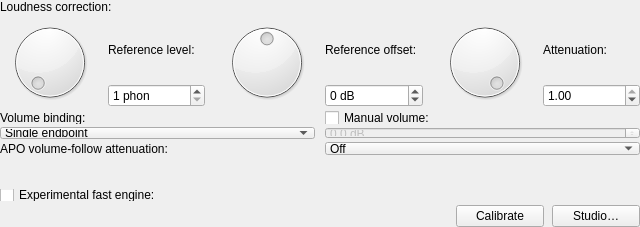
The window that Editor/guis/LoudnessCorrectionFilterGUI.ui (xup61069/Hibiki-EQAPO) describes before a commit, drawn with Qt 5.
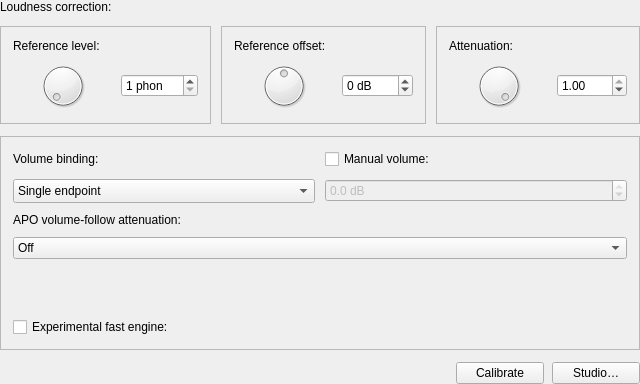
The same window after the commit. Custom widgets are drawn as their Qt base class.

Commit message:
feat: polish studio UI animations, layout, scaling, and precision toggle
- Add smooth scrolling and bounded motion overlays
- Unify component header positions and redesign loudness correction layout
- Add interface scaling options (75%-200%) and Editor icon
- Add DeviceSelector menu entry
- Implement configurable signal-path precision (ProcessingPrecision: 32/64)

```diff
--- a/Editor/guis/LoudnessCorrectionFilterGUI.ui
+++ b/Editor/guis/LoudnessCorrectionFilterGUI.ui
@@ -19,7 +19,7 @@
   <property name="windowTitle">
    <string notr="true" />
   </property>
-  <layout class="QGridLayout" name="gridLayout" rowstretch="0,0,0,0">
+  <layout class="QVBoxLayout" name="gridLayout">
    <property name="leftMargin">
     <number>0</number>
    </property>
@@ -32,16 +32,8 @@
    <property name="bottomMargin">
     <number>0</number>
    </property>
-   <property name="horizontalSpacing">
-    <number>10</number>
-   </property>
-   <property name="verticalSpacing">
-    <number>4</number>
-   </property>
-   <item row="0" column="0">
-    <layout class="QHBoxLayout" name="identityLayout">
      <property name="spacing">
-      <number>8</number>
+    <number>12</number>
      </property>
      <item>
       <widget class="QLabel" name="label">
@@ -60,44 +52,42 @@
       </widget>
      </item>
      <item>
-      <spacer name="identitySpacer">
-       <property name="orientation">
-        <enum>Qt::Horizontal</enum>
-       </property>
-       <property name="sizeHint" stdset="0">
-        <size>
-         <width>0</width>
-         <height>0</height>
-        </size>
-       </property>
-      </spacer>
-     </item>
-    </layout>
-   </item>
-   <item row="1" column="0">
-    <layout class="QHBoxLayout" name="parameterLayout" stretch="1,1,1">
+    <layout class="QHBoxLayout" name="parameterLayout">
+     <property name="leftMargin">
+      <number>0</number>
+     </property>
+     <property name="topMargin">
+      <number>0</number>
+     </property>
+     <property name="rightMargin">
+      <number>0</number>
+     </property>
+     <property name="bottomMargin">
+      <number>0</number>
+     </property>
      <property name="spacing">
-      <number>12</number>
+      <number>10</number>
      </property>
      <item>
-      <layout class="QHBoxLayout" name="referenceLevelLayout">
+      <widget class="QFrame" name="referenceContourCard">
+       <property name="frameShape">
+        <enum>QFrame::StyledPanel</enum>
+       </property>
+       <layout class="QVBoxLayout" name="referenceCardLayout">
        <property name="spacing">
         <number>8</number>
        </property>
-       <item alignment="Qt::AlignLeft|Qt::AlignVCenter">
-        <widget class="VerticalDragDial" name="refLevelDial">
-         <property name="minimum">
-          <number>1</number>
-         </property>
-         <property name="maximum">
-          <number>100</number>
-         </property>
-        </widget>
-       </item>
-       <item>
-        <layout class="QVBoxLayout" name="refLevelSubLayout">
-         <property name="spacing">
-          <number>2</number>
+        <property name="leftMargin">
+         <number>12</number>
+        </property>
+        <property name="topMargin">
+         <number>12</number>
+        </property>
+        <property name="rightMargin">
+         <number>12</number>
+        </property>
+        <property name="bottomMargin">
+         <number>12</number>
          </property>
          <item>
           <widget class="QLabel" name="refLevelLabel">
@@ -119,6 +109,33 @@
           </widget>
          </item>
          <item>
+         <layout class="QHBoxLayout" name="referenceValueLayout">
+          <property name="leftMargin">
+           <number>0</number>
+          </property>
+          <property name="topMargin">
+           <number>0</number>
+          </property>
+          <property name="rightMargin">
+           <number>0</number>
+          </property>
+          <property name="bottomMargin">
+           <number>0</number>
+          </property>
+          <property name="spacing">
+           <number>8</number>
+          </property>
+          <item>
+           <widget class="VerticalDragDial" name="refLevelDial">
+            <property name="minimum">
+             <number>1</number>
+            </property>
+            <property name="maximum">
+             <number>100</number>
+            </property>
+           </widget>
+          </item>
+          <item>
           <widget class="QSpinBox" name="refLevelSpinBox">
            <property name="sizePolicy">
             <sizepolicy hsizetype="Expanding" vsizetype="Fixed">
@@ -140,26 +157,28 @@
         </layout>
        </item>
       </layout>
-     </item>
-     <item>
-      <layout class="QHBoxLayout" name="referenceOffsetLayout">
-       <property name="spacing">
-        <number>8</number>
-       </property>
-       <item alignment="Qt::AlignLeft|Qt::AlignVCenter">
-        <widget class="VerticalDragDial" name="refOffsetDial">
-         <property name="minimum">
-          <number>-100</number>
-         </property>
-         <property name="maximum">
-          <number>100</number>
-         </property>
         </widget>
        </item>
        <item>
-        <layout class="QVBoxLayout" name="refOffsetSubLayout">
+      <widget class="QFrame" name="offsetContourCard">
+       <property name="frameShape">
+        <enum>QFrame::StyledPanel</enum>
+       </property>
+       <layout class="QVBoxLayout" name="offsetCardLayout">
          <property name="spacing">
-          <number>2</number>
+         <number>8</number>
+        </property>
+        <property name="leftMargin">
+         <number>12</number>
+        </property>
+        <property name="topMargin">
+         <number>12</number>
+        </property>
+        <property name="rightMargin">
+         <number>12</number>
+        </property>
+        <property name="bottomMargin">
+         <number>12</number>
          </property>
          <item>
           <widget class="QLabel" name="refOffsetLabel">
@@ -181,6 +200,33 @@
           </widget>
          </item>
          <item>
+         <layout class="QHBoxLayout" name="offsetValueLayout">
+          <property name="leftMargin">
+           <number>0</number>
+          </property>
+          <property name="topMargin">
+           <number>0</number>
+          </property>
+          <property name="rightMargin">
+           <number>0</number>
+          </property>
+          <property name="bottomMargin">
+           <number>0</number>
+          </property>
+          <property name="spacing">
+           <number>8</number>
+          </property>
+          <item>
+           <widget class="VerticalDragDial" name="refOffsetDial">
+            <property name="minimum">
+             <number>-100</number>
+            </property>
+            <property name="maximum">
+             <number>100</number>
+            </property>
+           </widget>
+          </item>
+          <item>
           <widget class="QSpinBox" name="refOffsetSpinBox">
            <property name="sizePolicy">
             <sizepolicy hsizetype="Expanding" vsizetype="Fixed">
@@ -202,29 +248,28 @@
         </layout>
        </item>
       </layout>
-     </item>
-     <item>
-      <layout class="QHBoxLayout" name="attenuationLayout">
-       <property name="spacing">
-        <number>8</number>
-       </property>
-       <item alignment="Qt::AlignLeft|Qt::AlignVCenter">
-        <widget class="VerticalDragDial" name="attDial">
-         <property name="minimum">
-          <number>0</number>
-         </property>
-         <property name="maximum">
-          <number>100</number>
-         </property>
-         <property name="value">
-          <number>100</number>
-         </property>
         </widget>
        </item>
        <item>
-        <layout class="QVBoxLayout" name="attSubLayout">
+      <widget class="QFrame" name="strengthContourCard">
+       <property name="frameShape">
+        <enum>QFrame::StyledPanel</enum>
+       </property>
+       <layout class="QVBoxLayout" name="strengthCardLayout">
          <property name="spacing">
-          <number>2</number>
+         <number>8</number>
+        </property>
+        <property name="leftMargin">
+         <number>12</number>
+        </property>
+        <property name="topMargin">
+         <number>12</number>
+        </property>
+        <property name="rightMargin">
+         <number>12</number>
+        </property>
+        <property name="bottomMargin">
+         <number>12</number>
          </property>
          <item>
           <widget class="QLabel" name="attLabel">
@@ -246,6 +291,36 @@
           </widget>
          </item>
          <item>
+         <layout class="QHBoxLayout" name="strengthValueLayout">
+          <property name="leftMargin">
+           <number>0</number>
+          </property>
+          <property name="topMargin">
+           <number>0</number>
+          </property>
+          <property name="rightMargin">
+           <number>0</number>
+          </property>
+          <property name="bottomMargin">
+           <number>0</number>
+          </property>
+          <property name="spacing">
+           <number>8</number>
+          </property>
+          <item>
+           <widget class="VerticalDragDial" name="attDial">
+            <property name="minimum">
+             <number>0</number>
+            </property>
+            <property name="maximum">
+             <number>100</number>
+            </property>
+            <property name="value">
+             <number>100</number>
+            </property>
+           </widget>
+          </item>
+          <item>
           <widget class="QDoubleSpinBox" name="attSpinBox">
            <property name="sizePolicy">
             <sizepolicy hsizetype="Expanding" vsizetype="Fixed">
@@ -267,18 +342,32 @@
         </layout>
        </item>
       </layout>
+      </widget>
      </item>
     </layout>
    </item>
-   <item row="2" column="0">
+   <item>
+    <widget class="QFrame" name="listeningCard">
+     <property name="frameShape">
+      <enum>QFrame::StyledPanel</enum>
+     </property>
     <layout class="QGridLayout" name="listeningLayout" columnstretch="1,1">
-     <property name="horizontalSpacing">
+      <property name="spacing">
       <number>10</number>
      </property>
-     <property name="verticalSpacing">
-      <number>3</number>
-     </property>
-     <item row="0" column="0">
+      <property name="leftMargin">
+       <number>12</number>
+      </property>
+      <property name="topMargin">
+       <number>12</number>
+      </property>
+      <property name="rightMargin">
+       <number>12</number>
+      </property>
+      <property name="bottomMargin">
+       <number>12</number>
+      </property>
+      <item row="0" column="0" colspan="1">
       <widget class="QLabel" name="bindingLabel">
        <property name="text">
         <string>Volume binding:</string>
@@ -288,7 +377,17 @@
        </property>
       </widget>
      </item>
-     <item row="1" column="0">
+      <item row="0" column="1" colspan="1">
+       <widget class="QCheckBox" name="manualVolumeCheckBox">
+        <property name="toolTip">
+         <string>Use this when a DAC or amplifier hardware knob controls the real listening level.</string>
+        </property>
+        <property name="text">
+         <string>Manual volume:</string>
+        </property>
+       </widget>
+      </item>
+      <item row="1" column="0" colspan="1">
       <widget class="QComboBox" name="bindingComboBox">
        <property name="sizePolicy">
         <sizepolicy hsizetype="Expanding" vsizetype="Fixed">
@@ -317,17 +416,7 @@
        </item>
       </widget>
      </item>
-     <item row="0" column="1">
-      <widget class="QCheckBox" name="manualVolumeCheckBox">
-       <property name="toolTip">
-        <string>Use this when a DAC or amplifier hardware knob controls the real listening level.</string>
-       </property>
-       <property name="text">
-        <string>Manual volume:</string>
-       </property>
-      </widget>
-     </item>
-     <item row="1" column="1">
+      <item row="1" column="1" colspan="1">
       <widget class="QDoubleSpinBox" name="volumeSpinBox">
        <property name="enabled">
         <bool>false</bool>
@@ -355,7 +444,7 @@
        </property>
       </widget>
      </item>
-     <item row="2" column="0">
+      <item row="2" column="0" colspan="2">
       <widget class="QLabel" name="volumeFollowLabel">
        <property name="text">
         <string>APO volume-follow attenuation:</string>
@@ -365,7 +454,7 @@
        </property>
       </widget>
      </item>
-     <item row="2" column="1">
+      <item row="3" column="0" colspan="2">
       <widget class="QComboBox" name="volumeFollowComboBox">
        <property name="sizePolicy">
         <sizepolicy hsizetype="Expanding" vsizetype="Fixed">
@@ -398,20 +487,32 @@
        </item>
       </widget>
      </item>
-     <item row="3" column="0" colspan="2">
-      <widget class="QLabel" name="volumeFollowStatusLabel">
-       <property name="text"><string notr="true"/></property>
-       <property name="wordWrap"><bool>true</bool></property>
-       <property name="font"><font><bold>true</bold></font></property>
-      </widget>
-     </item>
      <item row="4" column="0" colspan="2">
-      <widget class="QLabel" name="volumeSourceLabel">
-       <property name="text"><string notr="true"/></property>
-       <property name="wordWrap"><bool>true</bool></property>
+       <widget class="QLabel" name="volumeFollowStatusLabel">
+        <property name="text">
+         <string notr="true" />
+        </property>
+        <property name="wordWrap">
+         <bool>true</bool>
+        </property>
+        <property name="font">
+         <font>
+          <bold>true</bold>
+         </font>
+        </property>
       </widget>
      </item>
      <item row="5" column="0" colspan="2">
+       <widget class="QLabel" name="volumeSourceLabel">
+        <property name="text">
+         <string notr="true" />
+        </property>
+        <property name="wordWrap">
+         <bool>true</bool>
+        </property>
+       </widget>
+      </item>
+      <item row="6" column="0" colspan="2">
       <widget class="QCheckBox" name="fastEngineCheckBox">
        <property name="toolTip">
         <string>Experimental two-filter approximation. Uses less CPU but may differ noticeably from Full, especially at very low listening levels.</string>
@@ -422,8 +523,9 @@
       </widget>
      </item>
     </layout>
+    </widget>
    </item>
-   <item row="3" column="0">
+   <item>
     <layout class="QHBoxLayout" name="actionsLayout">
      <property name="spacing">
       <number>8</number>
```
Lines whose indentation alone changed are shown as unchanged. The commit also changes 39 other files.
